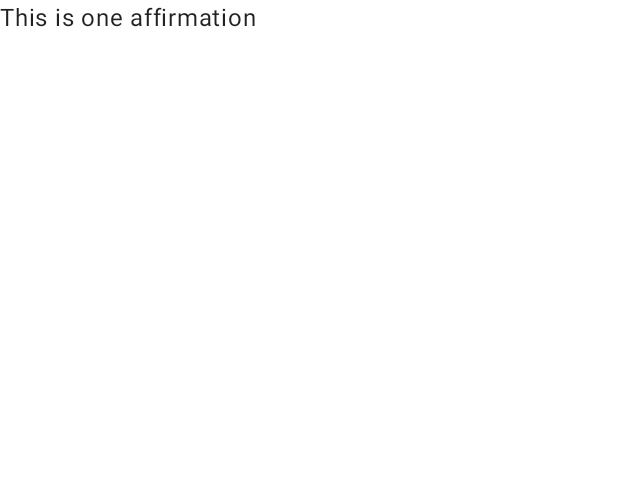
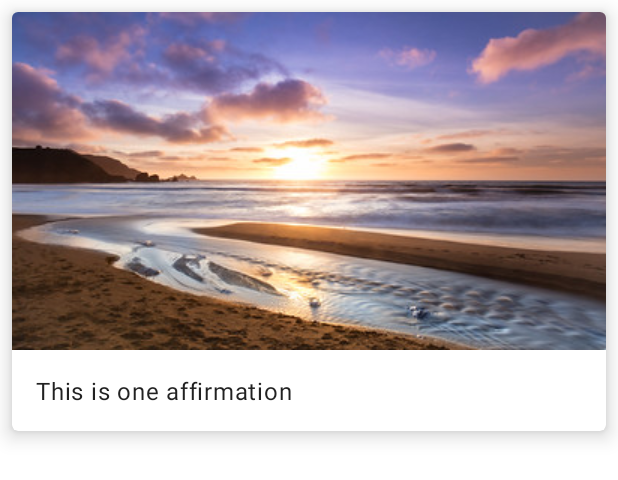
Before and after one commit to PaoloCaldera-androidTraining/affirmations, an Android app: the layout list_item.xml on its own in the app's theme, with its tools: preview values and no code run, on a phone screen of 412 x 824 dp. Shown: the top 480 px of the screen. Run offline under Robolectric (Android 15) with nearby library versions, the phone set to English and light mode, and no system bars.

Commit message:
Improve the layout of the RecyclerView

```diff
--- a/app/src/main/java/com/example/affirmations/adapter/ItemAdapter.kt
+++ b/app/src/main/java/com/example/affirmations/adapter/ItemAdapter.kt
@@ -14,6 +14,7 @@ import android.content.Context
 import android.view.LayoutInflater
 import android.view.View
 import android.view.ViewGroup
+import android.widget.ImageView
 import android.widget.TextView
 import androidx.recyclerview.widget.RecyclerView
 import com.example.affirmations.R
@@ -27,6 +28,7 @@ import com.example.affirmations.data.Affirmation
 class ItemViewHolder(private val view: View) : RecyclerView.ViewHolder(view) {
     // Reference to all the components to update
     val textView = view.findViewById<TextView>(R.id.list_item_text)
+    val imageView = view.findViewById<ImageView>(R.id.list_item_image)
 }
 
 
@@ -64,6 +66,7 @@ class ItemAdapter(private val context: Context, private val dataset: List<Affirm
     override fun onBindViewHolder(holder: ItemViewHolder, position: Int) {
         // context.resources returns the Resources object associated to the MainActivity context
         holder.textView.text = context.resources.getString(dataset[position].stringResourceId)
+        holder.imageView.setImageResource(dataset[position].imageResourceId)
     }
 
 
--- a/app/src/main/res/layout/list_item.xml
+++ b/app/src/main/res/layout/list_item.xml
@@ -1,10 +1,37 @@
 <?xml version="1.0" encoding="utf-8"?>
-<TextView xmlns:android="http://schemas.android.com/apk/res/android"
+
+<com.google.android.material.card.MaterialCardView xmlns:android="http://schemas.android.com/apk/res/android"
     xmlns:tools="http://schemas.android.com/tools"
-    android:id="@+id/list_item_text"
-    android:layout_width="wrap_content"
+    xmlns:app="http://schemas.android.com/apk/res-auto"
+    android:id="@+id/material_card_view"
+    android:layout_width="match_parent"
     android:layout_height="wrap_content"
-    android:textAppearance="?attr/textAppearanceBody1"
-    tools:text="This is one affirmation">
+    android:layout_margin="8dp"
+    app:cardElevation="8dp">
 
-</TextView>
+    <LinearLayout
+        android:id="@+id/linear_layout"
+        android:layout_width="match_parent"
+        android:layout_height="wrap_content"
+        android:orientation="vertical">
+
+        <ImageView
+            android:id="@+id/list_item_image"
+            android:layout_width="match_parent"
+            android:layout_height="wrap_content"
+            android:importantForAccessibility="no"
+            android:scaleType="centerCrop"
+            tools:src="@drawable/image1" />
+
+        <TextView
+            android:id="@+id/list_item_text"
+            android:layout_width="wrap_content"
+            android:layout_height="wrap_content"
+            android:padding="16dp"
+            android:textAppearance="?attr/textAppearanceBody1"
+            tools:text="This is one affirmation" />
+
+
+    </LinearLayout>
+
+</com.google.android.material.card.MaterialCardView>
--- a/app/src/main/res/values-night/themes.xml
+++ b/app/src/main/res/values-night/themes.xml
@@ -2,12 +2,12 @@
     <!-- Base application theme. -->
     <style name="Theme.Affirmations" parent="Theme.MaterialComponents.DayNight.DarkActionBar">
         <!-- Primary brand color. -->
-        <item name="colorPrimary">@color/purple_200</item>
-        <item name="colorPrimaryVariant">@color/purple_700</item>
+        <item name="colorPrimary">@color/light_blue_100</item>
+        <item name="colorPrimaryVariant">@color/light_blue_100_dark</item>
         <item name="colorOnPrimary">@color/black</item>
         <!-- Secondary brand color. -->
-        <item name="colorSecondary">@color/teal_200</item>
-        <item name="colorSecondaryVariant">@color/teal_200</item>
+        <item name="colorSecondary">@color/light_green_200</item>
+        <item name="colorSecondaryVariant">@color/light_green_200_light</item>
         <item name="colorOnSecondary">@color/black</item>
         <!-- Status bar color. -->
         <item name="android:statusBarColor" tools:targetApi="l">?attr/colorPrimaryVariant</item>
--- a/app/src/main/res/values/colors.xml
+++ b/app/src/main/res/values/colors.xml
@@ -7,4 +7,21 @@
     <color name="teal_700">#FF018786</color>
     <color name="black">#FF000000</color>
     <color name="white">#FFFFFFFF</color>
+
+    <!-- Colors for custom day theme -->
+    <color name="light_blue">#0288d1</color>
+    <color name="light_blue_light">#5eb8ff</color>
+    <color name="light_blue_dark">#005b9f</color>
+    <color name="light_green">#8bc34a</color>
+    <color name="light_green_light">#bef67a</color>
+    <color name="light_green_dark">#5a9216</color>
+
+    <!-- Colors for custom night theme -->
+    <color name="light_blue_100">#b3e5fc</color>
+    <color name="light_blue_100_light">#e6ffff</color>
+    <color name="light_blue_100_dark">#82b3c9</color>
+    <color name="light_green_200">#c5e1a5</color>
+    <color name="light_green_200_light">#f8ffd7</color>
+    <color name="light_green_200_dark">#5a9216</color>
+
 </resources>
--- a/app/src/main/res/values/themes.xml
+++ b/app/src/main/res/values/themes.xml
@@ -2,12 +2,12 @@
     <!-- Base application theme. -->
     <style name="Theme.Affirmations" parent="Theme.MaterialComponents.DayNight.DarkActionBar">
         <!-- Primary brand color. -->
-        <item name="colorPrimary">@color/purple_500</item>
-        <item name="colorPrimaryVariant">@color/purple_700</item>
-        <item name="colorOnPrimary">@color/white</item>
+        <item name="colorPrimary">@color/light_blue</item>
+        <item name="colorPrimaryVariant">@color/light_blue_light</item>
+        <item name="colorOnPrimary">@color/black</item>
         <!-- Secondary brand color. -->
-        <item name="colorSecondary">@color/teal_200</item>
-        <item name="colorSecondaryVariant">@color/teal_700</item>
+        <item name="colorSecondary">@color/light_green</item>
+        <item name="colorSecondaryVariant">@color/light_green_light</item>
         <item name="colorOnSecondary">@color/black</item>
         <!-- Status bar color. -->
         <item name="android:statusBarColor" tools:targetApi="l">?attr/colorPrimaryVariant</item>
```
Also changed, not shown: app/src/main/java/com/example/affirmations/data/Affirmation.kt (+11 -1 lines), app/src/main/java/com/example/affirmations/data/Datasource.kt (+10 -10 lines), app/src/main/res/drawable-v24/image1.jpg (added), app/src/main/res/drawable-v24/image10.jpg (added), app/src/main/res/drawable-v24/image2.jpg (added), app/src/main/res/drawable-v24/image3.jpg (added), app/src/main/res/drawable-v24/image4.jpg (added), app/src/main/res/drawable-v24/image5.jpg (added), app/src/main/res/drawable-v24/image6.jpg (added), app/src/main/res/drawable-v24/image7.jpg (added), app/src/main/res/drawable-v24/image8.jpg (added), app/src/main/res/drawable-v24/image9.jpg (added).
